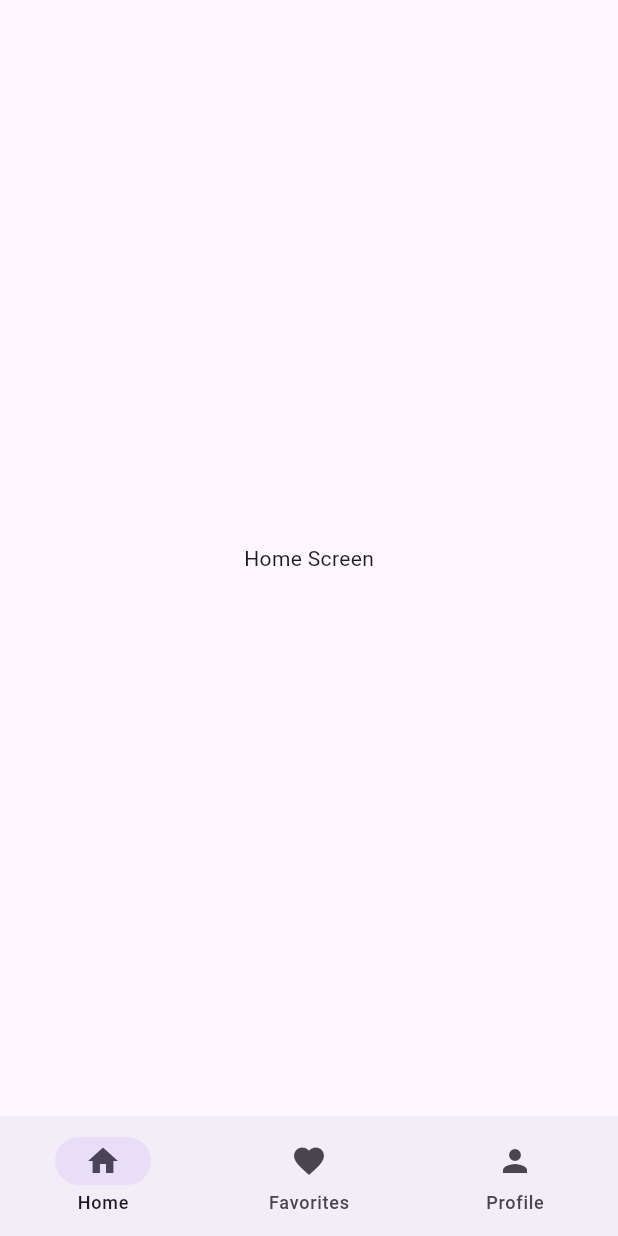
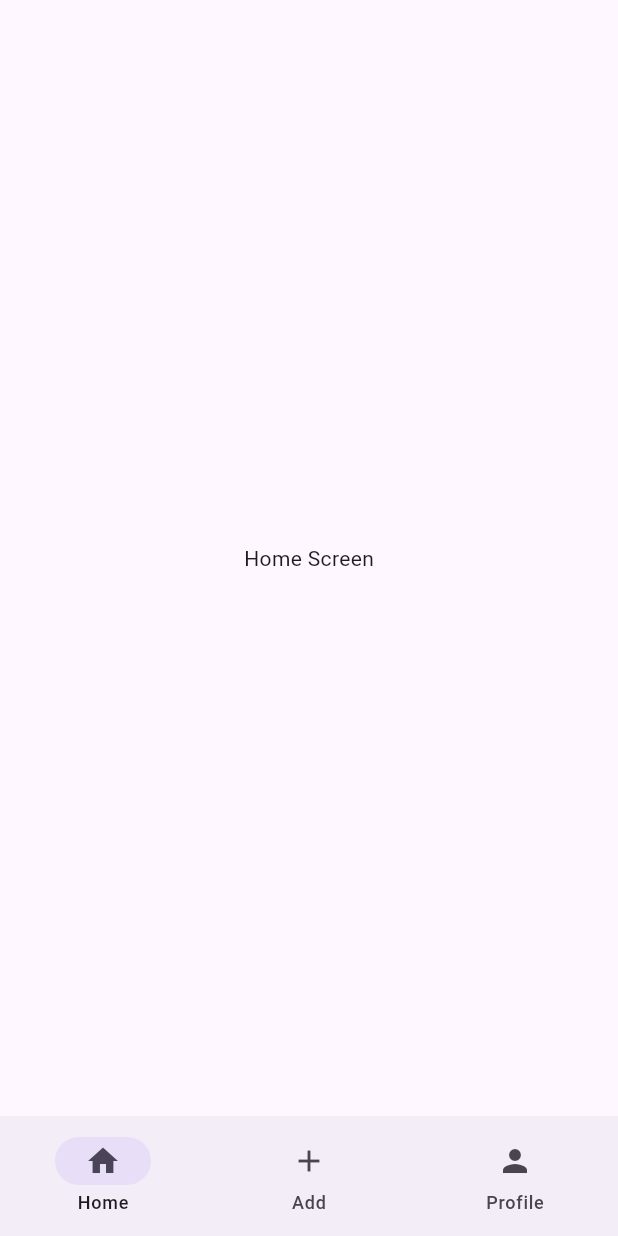
Before and after one commit to Boahen123/expense_tracker, a Flutter app: the screen it shows after launch, on a phone screen of 412 x 824 dp. Run offline on Flutter 3.47's test engine with Material 3 defaults, Android fonts, the phone set to English and light mode, and no system bars; our stand-ins replace flutter_riverpod.

Commit message:
adding bottom navbar

```diff
--- a/expense_tracker/lib/main.dart
+++ b/expense_tracker/lib/main.dart
@@ -11,7 +11,7 @@ class MyApp extends StatelessWidget {
 
   @override
   Widget build(BuildContext context) {
-    return  MaterialApp(
+    return  const MaterialApp(
       debugShowCheckedModeBanner: false,
       title: 'ExpenseTracker',
       home: BottomNav(),
--- a/expense_tracker/lib/screens/bottom_nav.dart
+++ b/expense_tracker/lib/screens/bottom_nav.dart
@@ -1,6 +1,9 @@
+import 'package:expense_tracker/screens/add_expense.dart';
 import 'package:flutter/material.dart';
 
 class BottomNav extends StatefulWidget {
+  const BottomNav({super.key});
+
   @override
   _BottomNavState createState() => _BottomNavState();
 }
@@ -10,9 +13,9 @@ class _BottomNavState extends State<BottomNav> {
 
   // Define your pages/screens here
   final List<Widget> _pages = [
-    HomeScreen(),
-    FavoritesScreen(),
-    ProfileScreen(),
+    const HomeScreen(),
+    AddExpenseScreen(),
+    const ProfileScreen(),
   ];
 
   @override
@@ -34,8 +37,8 @@ class _BottomNavState extends State<BottomNav> {
             label: 'Home',
           ),
           NavigationDestination(
-            icon: Icon(Icons.favorite),
-            label: 'Favorites',
+            icon: Icon(Icons.add),
+            label: 'Add',
           ),
           NavigationDestination(
             icon: Icon(Icons.person),
@@ -58,17 +61,6 @@ class HomeScreen extends StatelessWidget {
   }
 }
 
-class FavoritesScreen extends StatelessWidget {
-  const FavoritesScreen({super.key});
-
-  @override
-  Widget build(BuildContext context) {
-    return const Center(
-      child: Text('Favorites Screen'),
-    );
-  }
-}
-
 class ProfileScreen extends StatelessWidget {
   const ProfileScreen({super.key});
 
```
Also changed, not shown: expense_tracker/lib/data/expense_data.dart (+38 -0 lines).
